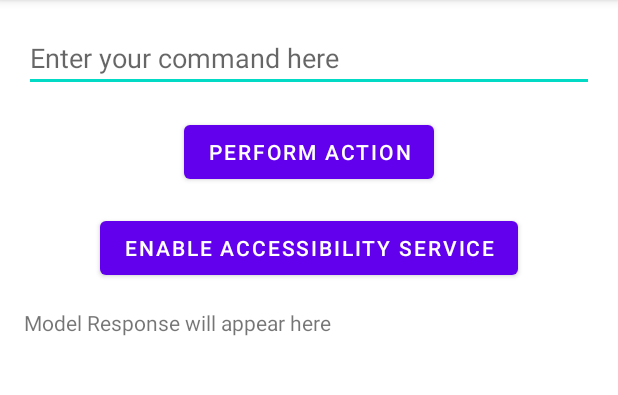
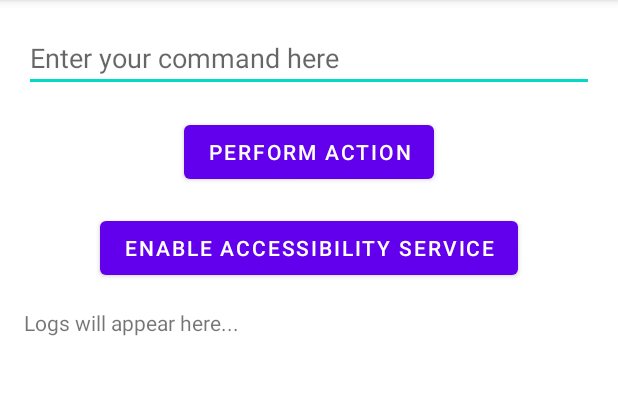
Before and after one commit to longdonjohnson/Autonomate, an Android app: the screen it shows after launch (MainActivity), on a phone screen of 412 x 824 dp, the part 84-479 px from its top. Run offline under Robolectric (Android 15) with nearby library versions, the phone set to English and light mode, and no system bars.

```diff
--- /dev/null
+++ b/app/src/main/java/com/example/geminicomputeruse/LogBus.kt
@@ -0,0 +1,17 @@
+package com.example.geminicomputeruse
+
+import kotlinx.coroutines.flow.MutableSharedFlow
+import kotlinx.coroutines.flow.asSharedFlow
+
+/**
+ * A simple event bus for logging messages to the UI.
+ */
+object LogBus {
+
+    private val _logs = MutableSharedFlow<String>()
+    val logs = _logs.asSharedFlow()
+
+    suspend fun log(message: String) {
+        _logs.emit(message)
+    }
+}
--- a/app/src/main/java/com/example/geminicomputeruse/MainActivity.kt
+++ b/app/src/main/java/com/example/geminicomputeruse/MainActivity.kt
@@ -1,14 +1,17 @@
 package com.example.geminicomputeruse
 
+import android.Manifest
 import android.app.Activity
 import android.content.Context
 import android.content.Intent
+import android.content.pm.PackageManager
 import android.graphics.Bitmap
 import android.hardware.display.DisplayManager
 import android.hardware.display.VirtualDisplay
 import android.media.ImageReader
 import android.media.projection.MediaProjection
 import android.media.projection.MediaProjectionManager
+import android.os.Build
 import androidx.appcompat.app.AppCompatActivity
 import android.os.Bundle
 import android.os.Handler
@@ -19,12 +22,16 @@ import android.widget.EditText
 import android.widget.TextView
 import androidx.activity.result.contract.ActivityResultContracts
 import androidx.activity.viewModels
+import androidx.core.content.ContextCompat
+import androidx.lifecycle.lifecycleScope
 import androidx.window.layout.WindowMetricsCalculator
+import kotlinx.coroutines.flow.collectLatest
+import kotlinx.coroutines.launch
 
 class MainActivity : AppCompatActivity() {
 
     private lateinit var actionButton: Button
-    private lateinit var responseTextView: TextView
+    private lateinit var logTextView: TextView
     private lateinit var promptEditText: EditText
     private lateinit var enableAccessibilityButton: Button
     private val apiKey = BuildConfig.API_KEY
@@ -35,6 +42,20 @@ class MainActivity : AppCompatActivity() {
     private lateinit var imageReader: ImageReader
 
     private val viewModel: MainViewModel by viewModels()
+
+    private val requestPermissionLauncher =
+        registerForActivityResult(ActivityResultContracts.RequestPermission()) { isGranted: Boolean ->
+            if (isGranted) {
+                // Permission is granted. Continue the action or workflow in your
+                // app.
+            } else {
+                // Explain to the user that the feature is unavailable because the
+                // features requires a permission that the user has denied. At the
+                // same time, respect the user's decision. Don't link to system
+                // settings in an effort to convince the user to change their
+                // decision.
+            }
+        }
 
     private val screenCaptureLauncher = registerForActivityResult(
         ActivityResultContracts.StartActivityForResult()
@@ -50,7 +71,7 @@ class MainActivity : AppCompatActivity() {
         setContentView(R.layout.activity_main)
 
         actionButton = findViewById(R.id.action_button)
-        responseTextView = findViewById(R.id.response_textview)
+        logTextView = findViewById(R.id.log_textview)
         promptEditText = findViewById(R.id.prompt_edittext)
         enableAccessibilityButton = findViewById(R.id.enable_accessibility_button)
 
@@ -67,8 +88,35 @@ class MainActivity : AppCompatActivity() {
         }
 
         viewModel.error.observe(this) { error ->
-            responseTextView.text = "Error: $error"
+            logTextView.append("\nError: $error")
             stopScreenCapture()
+        }
+
+        lifecycleScope.launch {
+            LogBus.logs.collectLatest { log ->
+                logTextView.append("\n$log")
+            }
+        }
+
+        askNotificationPermission()
+    }
+
+    private fun askNotificationPermission() {
+        // This is only necessary for API level >= 33 (TIRAMISU)
+        if (Build.VERSION.SDK_INT >= Build.VERSION_CODES.TIRAMISU) {
+            if (ContextCompat.checkSelfPermission(this, Manifest.permission.POST_NOTIFICATIONS) ==
+                PackageManager.PERMISSION_GRANTED
+            ) {
+                // FCM SDK (and your app) can post notifications.
+            } else if (shouldShowRequestPermissionRationale(Manifest.permission.POST_NOTIFICATIONS)) {
+                // TODO: display an educational UI explaining to the user the features that will be enabled
+                //       by granting the POST_NOTIFICATION permission. This UI should provide the user
+                //       "OK" and "No thanks" buttons. If the user selects "OK," directly request the permission.
+                //       If the user selects "No thanks," allow the user to continue without notifications.
+            } else {
+                // Directly ask for the permission
+                requestPermissionLauncher.launch(Manifest.permission.POST_NOTIFICATIONS)
+            }
         }
     }
 
--- a/app/src/main/java/com/example/geminicomputeruse/MainViewModel.kt
+++ b/app/src/main/java/com/example/geminicomputeruse/MainViewModel.kt
@@ -2,7 +2,6 @@ package com.example.geminicomputeruse
 
 import android.app.Application
 import android.graphics.Bitmap
-import android.util.Log
 import androidx.lifecycle.AndroidViewModel
 import androidx.lifecycle.LiveData
 import androidx.lifecycle.MutableLiveData
@@ -22,11 +21,11 @@ class MainViewModel(application: Application) : AndroidViewModel(application) {
         viewModelScope.launch(Dispatchers.IO) {
             try {
                 val result = GeminiPro.getResponse(apiKey, prompt, image)
-                Log.d("MainViewModel", "Gemini Response: $result")
+                LogBus.log("Gemini Response: $result")
                 AccessibilityCommandBus.sendCommand(result)
                 statusNotificationManager.update("Action sent.")
             } catch (e: Exception) {
-                Log.e("MainViewModel", "Error getting response from Gemini", e)
+                LogBus.log("Error getting response from Gemini: ${e.message}")
                 _error.postValue(e.message)
                 statusNotificationManager.update("Error: ${e.message}")
             }
--- a/app/src/main/res/layout/activity_main.xml
+++ b/app/src/main/res/layout/activity_main.xml
@@ -36,25 +36,21 @@
         app:layout_constraintEnd_toEndOf="parent"
         android:layout_marginTop="16dp"/>
 
-    <TextView
-        android:id="@+id/response_textview"
+    <ScrollView
+        android:id="@+id/log_scrollview"
         android:layout_width="0dp"
         android:layout_height="0dp"
         android:layout_margin="16dp"
-        android:text="Model Response will appear here"
         app:layout_constraintTop_toBottomOf="@id/enable_accessibility_button"
         app:layout_constraintBottom_toBottomOf="parent"
         app:layout_constraintStart_toStartOf="parent"
-        app:layout_constraintEnd_toEndOf="parent" />
+        app:layout_constraintEnd_toEndOf="parent">
 
-    <ProgressBar
-        android:id="@+id/loading_indicator"
-        android:layout_width="wrap_content"
-        android:layout_height="wrap_content"
-        android:visibility="gone"
-        app:layout_constraintTop_toTopOf="parent"
-        app:layout_constraintBottom_toBottomOf="parent"
-        app:layout_constraintStart_toStartOf="parent"
-        app:layout_constraintEnd_toEndOf="parent" />
+        <TextView
+            android:id="@+id/log_textview"
+            android:layout_width="match_parent"
+            android:layout_height="wrap_content"
+            android:text="Logs will appear here..." />
+    </ScrollView>
 
 </androidx.constraintlayout.widget.ConstraintLayout>
```
Also changed, not shown: app/src/main/java/com/example/geminicomputeruse/MyAccessibilityService.kt (+5 -8 lines).
